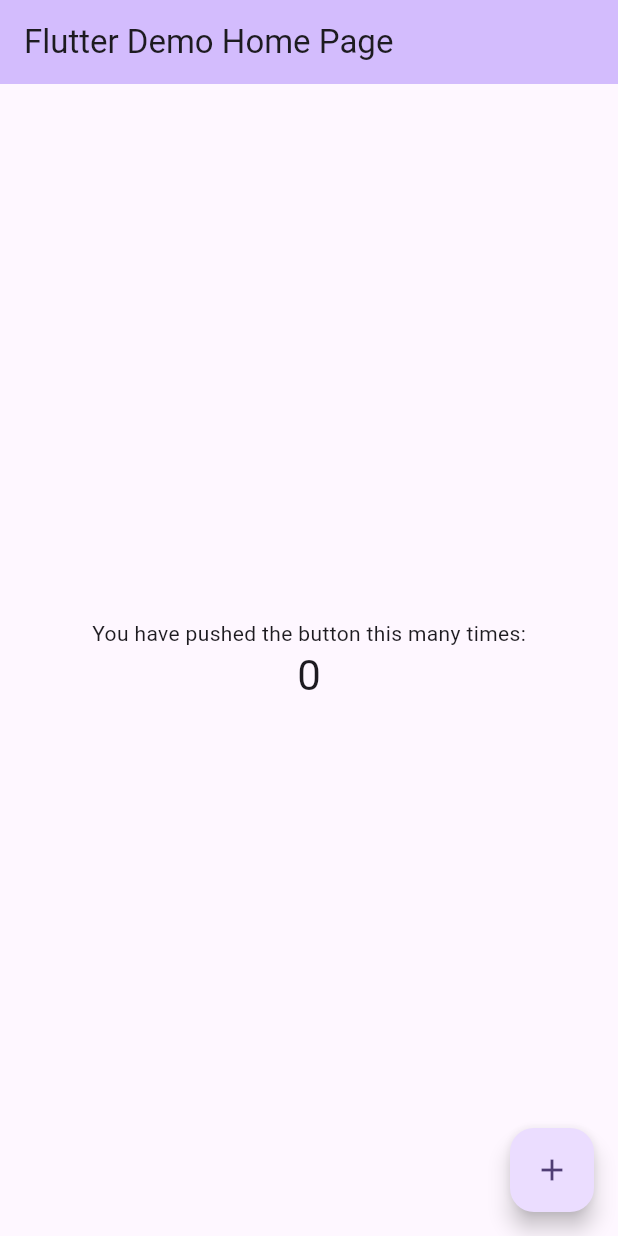
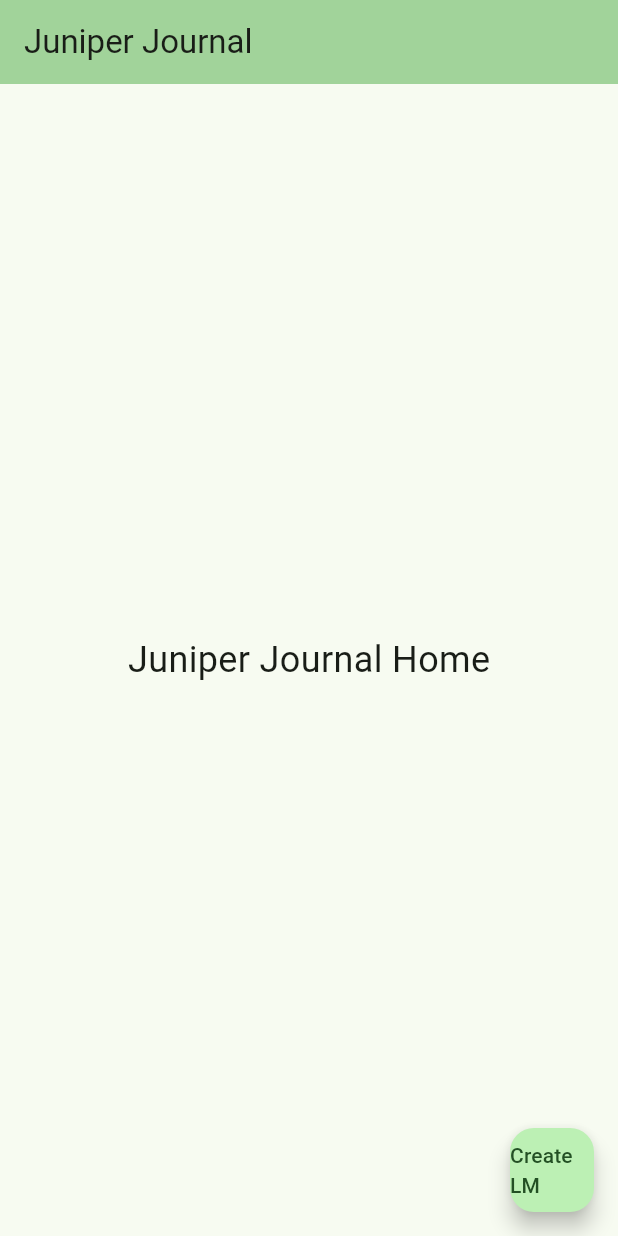
Before and after one commit to rchen88/JuniperJournal, a Flutter app: the screen it shows after launch, on a phone screen of 412 x 824 dp. Run offline on Flutter 3.47's test engine with Material 3 defaults, Android fonts, the phone set to English and light mode, and no system bars.

Commit message:
created initial learning module template and color page

```diff
--- a/lib/main.dart
+++ b/lib/main.dart
@@ -1,4 +1,5 @@
 import 'package:flutter/material.dart';
+import 'src/frontend/learning_module/create_lm_template.dart';
 
 void main() {
   runApp(const MyApp());
@@ -7,116 +8,47 @@ void main() {
 class MyApp extends StatelessWidget {
   const MyApp({super.key});
 
-  // This widget is the root of your application.
   @override
   Widget build(BuildContext context) {
     return MaterialApp(
-      title: 'Flutter Demo',
+      title: 'Juniper Journal',
       theme: ThemeData(
-        // This is the theme of your application.
-        //
-        // TRY THIS: Try running your application with "flutter run". You'll see
-        // the application has a purple toolbar. Then, without quitting the app,
-        // try changing the seedColor in the colorScheme below to Colors.green
-        // and then invoke "hot reload" (save your changes or press the "hot
-        // reload" button in a Flutter-supported IDE, or press "r" if you used
-        // the command line to start the app).
-        //
-        // Notice that the counter didn't reset back to zero; the application
-        // state is not lost during the reload. To reset the state, use hot
-        // restart instead.
-        //
-        // This works for code too, not just values: Most code changes can be
-        // tested with just a hot reload.
-        colorScheme: ColorScheme.fromSeed(seedColor: Colors.deepPurple),
+        colorScheme: ColorScheme.fromSeed(seedColor: Colors.green),
       ),
-      home: const MyHomePage(title: 'Flutter Demo Home Page'),
+      home: const MyHomePage(title: 'Juniper Journal'),
     );
   }
 }
 
-class MyHomePage extends StatefulWidget {
+class MyHomePage extends StatelessWidget {
   const MyHomePage({super.key, required this.title});
-
-  // This widget is the home page of your application. It is stateful, meaning
-  // that it has a State object (defined below) that contains fields that affect
-  // how it looks.
-
-  // This class is the configuration for the state. It holds the values (in this
-  // case the title) provided by the parent (in this case the App widget) and
-  // used by the build method of the State. Fields in a Widget subclass are
-  // always marked "final".
 
   final String title;
 
   @override
-  State<MyHomePage> createState() => _MyHomePageState();
-}
-
-class _MyHomePageState extends State<MyHomePage> {
-  int _counter = 0;
-
-  void _incrementCounter() {
-    setState(() {
-      // This call to setState tells the Flutter framework that something has
-      // changed in this State, which causes it to rerun the build method below
-      // so that the display can reflect the updated values. If we changed
-      // _counter without calling setState(), then the build method would not be
-      // called again, and so nothing would appear to happen.
-      _counter++;
-    });
-  }
-
-  @override
   Widget build(BuildContext context) {
-    // This method is rerun every time setState is called, for instance as done
-    // by the _incrementCounter method above.
-    //
-    // The Flutter framework has been optimized to make rerunning build methods
-    // fast, so that you can just rebuild anything that needs updating rather
-    // than having to individually change instances of widgets.
     return Scaffold(
       appBar: AppBar(
-        // TRY THIS: Try changing the color here to a specific color (to
-        // Colors.amber, perhaps?) and trigger a hot reload to see the AppBar
-        // change color while the other colors stay the same.
         backgroundColor: Theme.of(context).colorScheme.inversePrimary,
-        // Here we take the value from the MyHomePage object that was created by
-        // the App.build method, and use it to set our appbar title.
-        title: Text(widget.title),
+        title: Text(title),
       ),
-      body: Center(
-        // Center is a layout widget. It takes a single child and positions it
-        // in the middle of the parent.
-        child: Column(
-          // Column is also a layout widget. It takes a list of children and
-          // arranges them vertically. By default, it sizes itself to fit its
-          // children horizontally, and tries to be as tall as its parent.
-          //
-          // Column has various properties to control how it sizes itself and
-          // how it positions its children. Here we use mainAxisAlignment to
-          // center the children vertically; the main axis here is the vertical
-          // axis because Columns are vertical (the cross axis would be
-          // horizontal).
-          //
-          // TRY THIS: Invoke "debug painting" (choose the "Toggle Debug Paint"
-          // action in the IDE, or press "p" in the console), to see the
-          // wireframe for each widget.
-          mainAxisAlignment: MainAxisAlignment.center,
-          children: <Widget>[
-            const Text('You have pushed the button this many times:'),
-            Text(
-              '$_counter',
-              style: Theme.of(context).textTheme.headlineMedium,
-            ),
-          ],
+      body: const Center(
+        child: Text(
+          'Juniper Journal Home',
+          style: TextStyle(fontSize: 24),
         ),
       ),
       floatingActionButton: FloatingActionButton(
-        onPressed: _incrementCounter,
-        tooltip: 'Increment',
-        child: const Icon(Icons.add),
-      ), // This trailing comma makes auto-formatting nicer for build methods.
+        onPressed: () {
+          Navigator.push(
+            context,
+            MaterialPageRoute(
+              builder: (context) => const CreateTemplateScreen(),
+            ),
+          );
+        },
+        child: Text('Create LM'),
+      ),
     );
   }
 }
```
Also changed, not shown: lib/src/frontend/learning_module/create_lm_template.dart (added, +167 -0 lines), lib/src/styling/app_colors.dart (added, +24 -0 lines).
